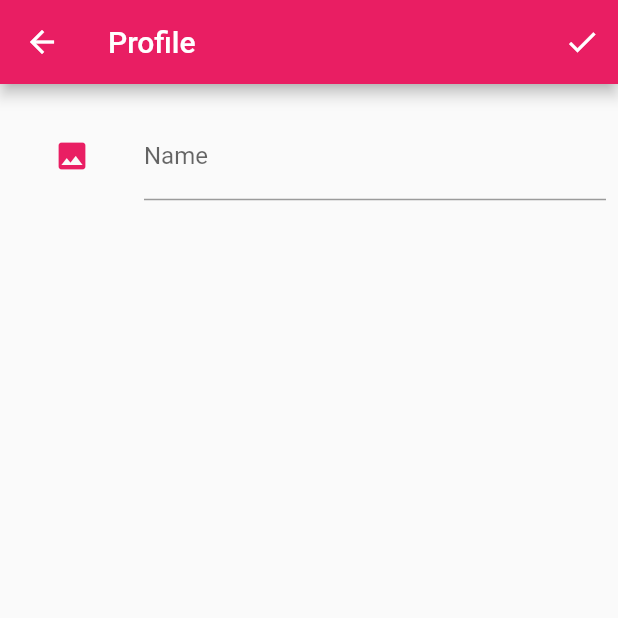
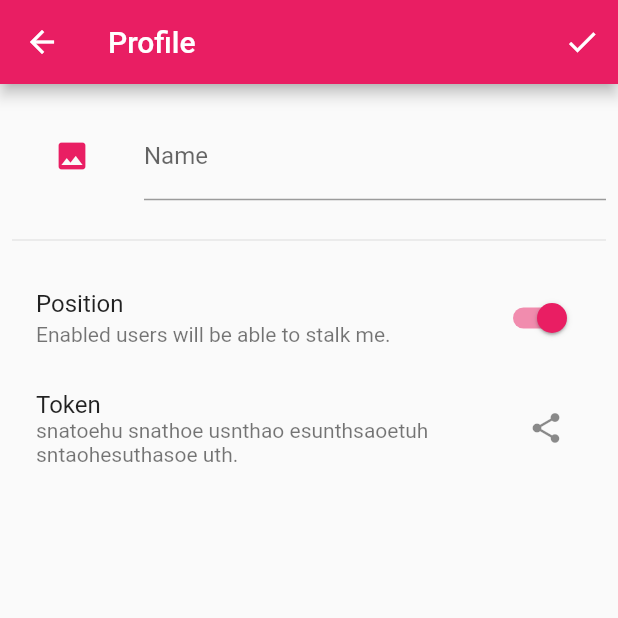
Before and after one commit to ztrag/stalker, a Flutter app: the EditProfilePage screen opened directly, on a phone screen of 412 x 824 dp, the top half of it. Run offline on Flutter 3.47's test engine with Material 2 defaults, Android fonts, the light colour scheme and no system bars; our stand-ins replace firebase_core, firebase_messaging, geolocator, google_maps_flutter, image_picker, isar and 1 more; accounts and stored records are empty; generated files the repository leaves out were written again; network calls fail.

Commit message:
edit profile skeleton list

```diff
--- a/lib/profile/edit_profile_page.dart
+++ b/lib/profile/edit_profile_page.dart
@@ -1,5 +1,4 @@
 import 'dart:io';
-import 'dart:math';
 
 import 'package:flutter/material.dart';
 import 'package:image_picker/image_picker.dart';
@@ -21,11 +20,15 @@ class _EditProfilePageState extends State<EditProfilePage> {
     return Scaffold(
       appBar: AppBar(
         title: const Text('Profile'),
-        actions: [IconButton(onPressed: _onEditDone, icon: const Icon(Icons.done))],
+        actions: [
+          IconButton(onPressed: _onEditDone, icon: const Icon(Icons.done))
+        ],
       ),
       body: Padding(
         padding: const EdgeInsets.all(8.0),
-        child: Row(
+        child: Column(
+          children: [
+            Row(
               children: [
                 SizedBox(
                   width: 80,
@@ -42,6 +45,28 @@ class _EditProfilePageState extends State<EditProfilePage> {
                   child: TextField(
                     controller: nameController,
                     decoration: const InputDecoration(label: Text('Name')),
+                  ),
+                ),
+              ],
+            ),
+            const SizedBox(height: 8),
+            Divider(),
+            const SizedBox(height: 8),
+            ListTile(
+              title: Text('Position'),
+              subtitle: Text('Enabled users will be able to stalk me.'),
+              trailing: Switch(value: true, onChanged: (v) {}),
+            ),
+            const SizedBox(height: 8),
+            ListTile(
+              title: Text('Token'),
+              subtitle: Text(
+                  'snatoehu snathoe usnthao esunthsaoetuh sntaohesuthasoe uth.'),
+              trailing: IconButton(
+                icon: Icon(Icons.share),
+                onPressed: () {
+                  print('share');
+                },
               ),
             ),
           ],
```
Lines whose indentation alone changed are shown as unchanged.
